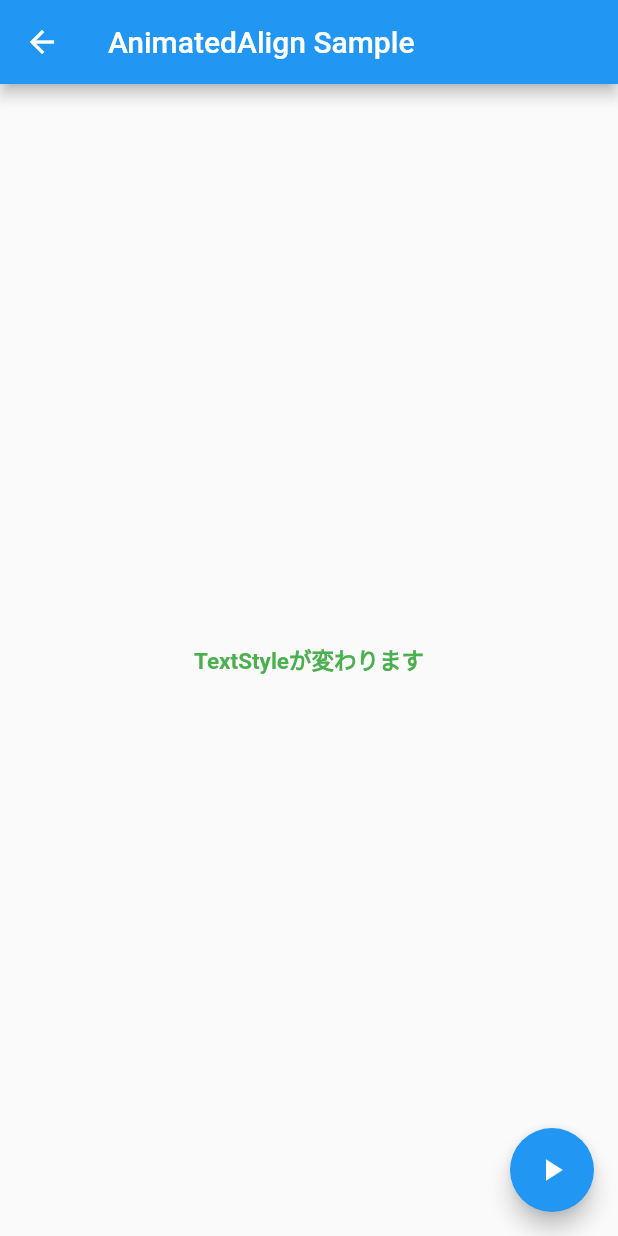
After one commit to tsuruken0802/Flutter-Implicit-Animations-Sample, a Flutter app: the AnimatedDefaultTestStyleScreen screen opened directly, after a tap on the "play arrow" icon, on a phone screen of 412 x 824 dp. The commit adds this screen. Run offline on Flutter 3.47's test engine with Material 2 defaults, Android fonts, the phone set to English and light mode, and no system bars.

Commit message:
create AnimatedDefaultTestStyle sample

```diff
--- a/lib/main.dart
+++ b/lib/main.dart
@@ -1,6 +1,7 @@
 import 'package:flutter/material.dart';
 import 'package:implicit_animations_sample/screens/animated_align_screen.dart';
 import 'package:implicit_animations_sample/screens/animated_container_screen.dart';
+import 'package:implicit_animations_sample/screens/animated_default_text_style_screen.dart';
 
 void main() {
   runApp(MyApp());
@@ -32,6 +33,11 @@ class AnimationSampleList extends StatelessWidget {
           itemName: 'AnimatedAlign',
           onPressItem: () {
             this._navigator(context, AnimatedAlignScreen());
+          }),
+      AnimationSampleListItem(
+          itemName: 'AnimatedDefaultTestStyle',
+          onPressItem: () {
+            this._navigator(context, AnimatedDefaultTestStyleScreen());
           }),
     ];
   }
--- /dev/null
+++ b/lib/screens/animated_default_text_style_screen.dart
@@ -0,0 +1,64 @@
+import 'package:flutter/cupertino.dart';
+import 'package:flutter/material.dart';
+
+class AnimatedDefaultTestStyleScreen extends StatefulWidget {
+  @override
+  _AnimatedDefaultTestStyleScreenState createState() =>
+      _AnimatedDefaultTestStyleScreenState();
+}
+
+class _AnimatedDefaultTestStyleScreenState
+    extends State<AnimatedDefaultTestStyleScreen> {
+  TextStyle _textStyle1 =
+      TextStyle(fontSize: 30, color: Colors.blue, fontWeight: FontWeight.w400);
+
+  TextStyle _textStyle2 =
+      TextStyle(fontSize: 15, color: Colors.green, fontWeight: FontWeight.bold);
+
+  TextStyle _textStyle3 =
+      TextStyle(fontSize: 24, color: Colors.red, fontWeight: FontWeight.w900);
+
+  int _textStyleType = 0;
+
+  TextStyle get _currentTextStyle {
+    switch (this._textStyleType) {
+      case 0:
+        return this._textStyle1;
+      case 1:
+        return this._textStyle2;
+      case 2:
+        return this._textStyle3;
+      default:
+        return this._textStyle1;
+    }
+  }
+
+  @override
+  Widget build(BuildContext context) {
+    return Scaffold(
+      appBar: AppBar(
+        title: Text('AnimatedAlign Sample'),
+      ),
+      body: Center(
+          child: AnimatedDefaultTextStyle(
+        style: this._currentTextStyle,
+        duration: Duration(seconds: 1),
+        child: Center(
+          child: const Text('TextStyleが変わります'),
+        ),
+      )),
+      floatingActionButton: FloatingActionButton(
+        child: Icon(Icons.play_arrow),
+        onPressed: () {
+          setState(() {
+            int nextTextStyleType = this._textStyleType += 1;
+            if (nextTextStyleType > 2) {
+              nextTextStyleType = 0;
+            }
+            this._textStyleType = nextTextStyleType;
+          });
+        },
+      ),
+    );
+  }
+}
```
